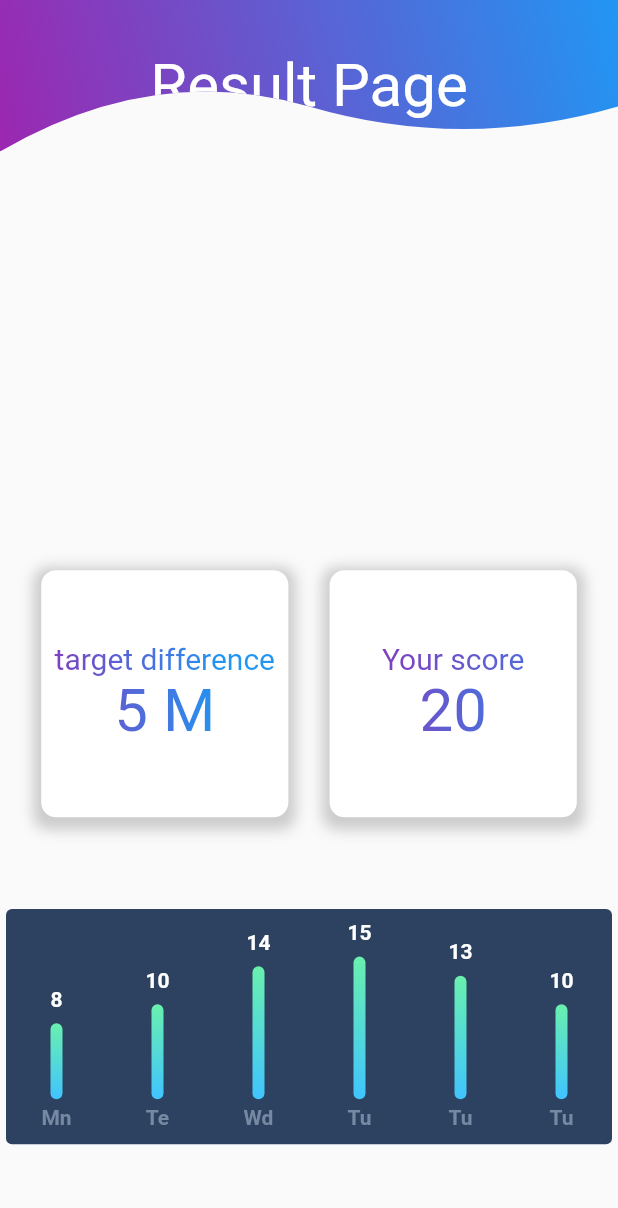
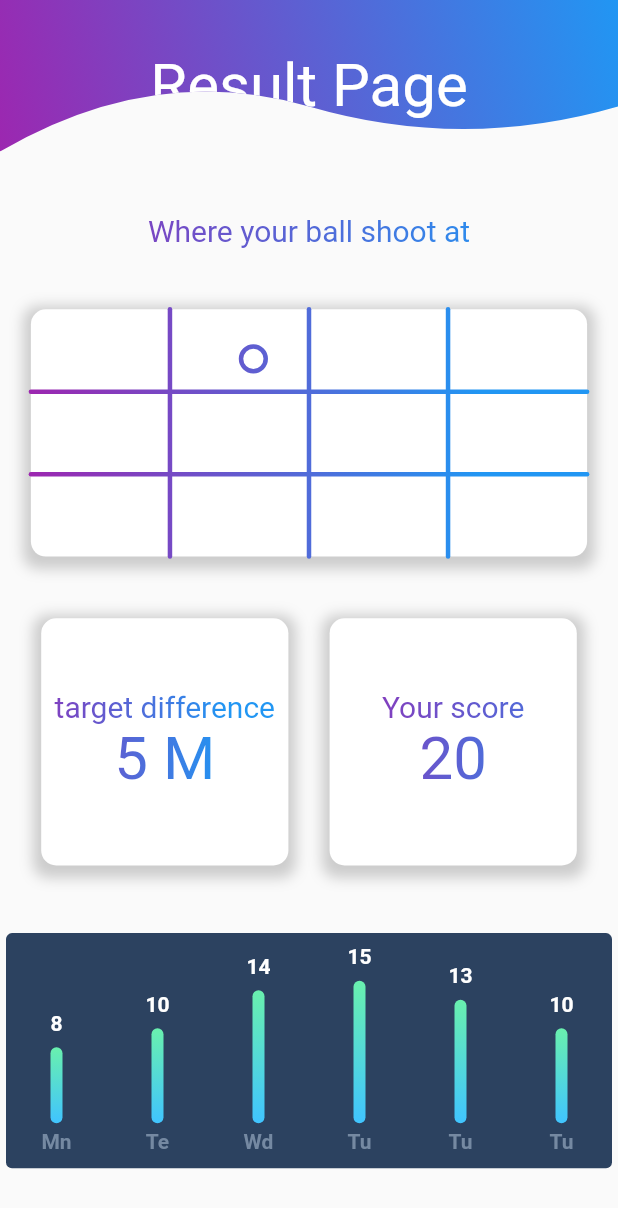
Before and after one commit to ggjj321/foot-ball-detect, a Flutter app: the screen it shows after launch, on a phone screen of 412 x 824 dp. Shown: the top 1208 px of the screen. Run offline on Flutter 3.47's test engine with Material 2 defaults, Android fonts, the phone set to English and light mode, and no system bars; drawn by our look-alikes of fl_chart; our stand-ins replace image_picker.

Commit message:
compelete result page

```diff
--- a/foot-ball-detect-app/lib/views/screens/result_page.dart
+++ b/foot-ball-detect-app/lib/views/screens/result_page.dart
@@ -1,7 +1,8 @@
 import 'package:flutter/material.dart';
-import 'dart:ui' as ui;
 import '../widgets/barchart.dart';
 import '../widgets/wave_clip.dart';
+import '../widgets/goal_painter.dart';
+import '../widgets/gradient_render.dart';
 
 class ResultPage extends StatelessWidget {
   const ResultPage({Key? key}) : super(key: key);
@@ -45,8 +46,34 @@ class ResultPage extends StatelessWidget {
       body: Column(
         mainAxisAlignment: MainAxisAlignment.spaceEvenly,
         children: [
+          Text(
+            textAlign: TextAlign.center,
+            'Where your ball shoot at',
+            style: TextStyle(
+                fontSize: 20,
+                foreground: Paint()
+                  ..shader = getLinearGradient(
+                      Colors.purple, Colors.blue, 0, 350
+                  )),
+          ),
           Container(
             height: screenHeight * 0.2,
+            width: screenWidth * 0.9,
+            decoration: BoxDecoration(
+              borderRadius: BorderRadius.circular(10),
+              color: Colors.white,
+              boxShadow: [
+                BoxShadow(
+                  color: Colors.grey.withOpacity(0.5),
+                  spreadRadius: 5,
+                  blurRadius: 7,
+                  offset: Offset(0, 3), // changes position of shadow
+                ),
+              ],
+            ),
+            child: CustomPaint(
+              foregroundPainter: GoalPainter(0.4, 0.2),
+            ),
           ),
           Row(
             mainAxisAlignment: MainAxisAlignment.spaceEvenly,
@@ -75,13 +102,8 @@ class ResultPage extends StatelessWidget {
                         style: TextStyle(
                             fontSize: 20,
                             foreground: Paint()
-                              ..shader = ui.Gradient.linear(
-                                const Offset(0, 20),
-                                const Offset(150, 20),
-                                <Color>[
-                                  Colors.purple,
-                                  Colors.blue,
-                                ],
+                              ..shader = getLinearGradient(
+                                  Colors.purple, Colors.blue, 0, 150
                               )),
                       ),
                       Text(
@@ -90,13 +112,8 @@ class ResultPage extends StatelessWidget {
                         style: TextStyle(
                             fontSize: 40,
                             foreground: Paint()
-                              ..shader = ui.Gradient.linear(
-                                const Offset(0, 20),
-                                const Offset(150, 20),
-                                <Color>[
-                                  Colors.purple,
-                                  Colors.blue,
-                                ],
+                              ..shader = getLinearGradient(
+                                  Colors.purple, Colors.blue, 0, 150
                               )),
                       ),
                     ],
@@ -125,13 +142,8 @@ class ResultPage extends StatelessWidget {
                         style: TextStyle(
                             fontSize: 20,
                             foreground: Paint()
-                              ..shader = ui.Gradient.linear(
-                                const Offset(200, 20),
-                                const Offset(450, 20),
-                                <Color>[
-                                  Colors.purple,
-                                  Colors.blue,
-                                ],
+                              ..shader = getLinearGradient(
+                                  Colors.purple, Colors.blue, 200, 450
                               )),
                       ),
                       Text(
@@ -140,13 +152,8 @@ class ResultPage extends StatelessWidget {
                         style: TextStyle(
                             fontSize: 40,
                             foreground: Paint()
-                              ..shader = ui.Gradient.linear(
-                                const Offset(200, 20),
-                                const Offset(400, 20),
-                                <Color>[
-                                  Colors.purple,
-                                  Colors.blue,
-                                ],
+                              ..shader = getLinearGradient(
+                                  Colors.purple, Colors.blue, 200, 400
                               )),
                       ),
                     ],
--- /dev/null
+++ b/foot-ball-detect-app/lib/views/widgets/gradient_render.dart
@@ -0,0 +1,14 @@
+import 'dart:ui' as ui;
+
+import 'package:flutter/material.dart';
+
+Shader getLinearGradient(Color color1, Color color2, double start, double middle){
+  return ui.Gradient.linear(
+    Offset(start, 20),
+    Offset(middle, 20),
+    <Color>[
+      color1,
+      color2,
+    ],
+  );
+}
```
Also changed, not shown: foot-ball-detect-app/lib/views/widgets/goal_painter.dart (added, +64 -0 lines), foot-ball-detect-app/lib/views/screens/upload_video_page.dart (added).
